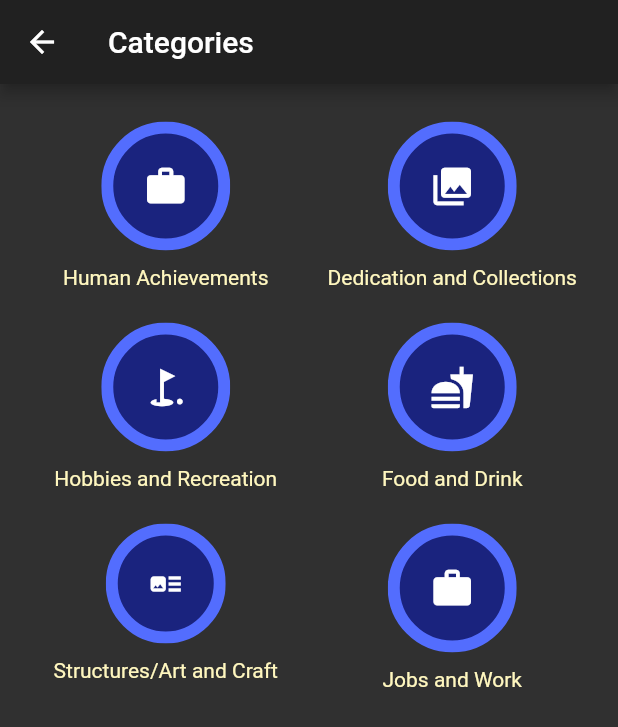
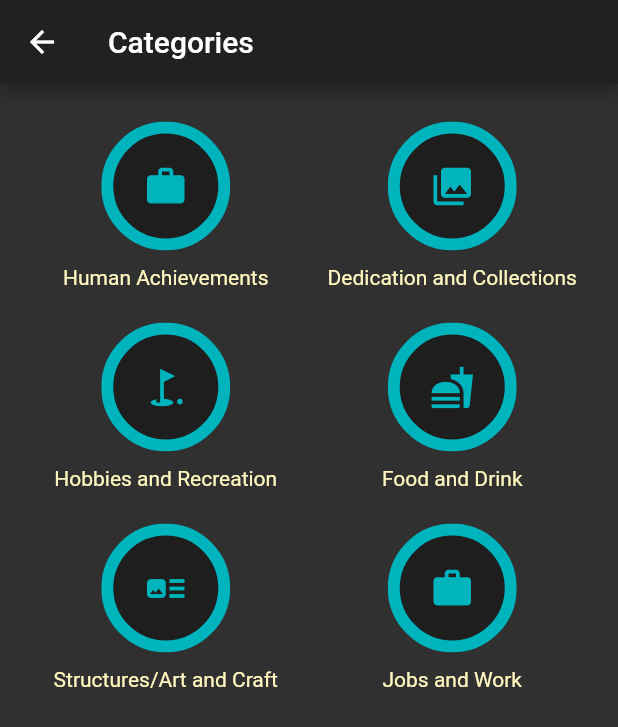
Before and after one commit to HarrisonScarfone/kent_hacks_app, a Flutter app: the CategoriesOverviewScreen screen opened by its route, on a phone screen of 412 x 824 dp. Shown: the top 727 px of the screen. Run offline on Flutter 3.47's test engine with Material 2 defaults, Android fonts, the light colour scheme and no system bars; our stand-ins replace cloud_firestore, shared_preferences; accounts and stored records are empty; Roboto replaces fonts that are missing (legenddeca); statements that could not run were skipped.

Commit message:
Better Screens

```diff
--- a/lib/main.dart
+++ b/lib/main.dart
@@ -28,12 +28,11 @@ class _MyAppState extends State<MyApp> {
         ),
       ),
       routes: {
-        '/': (ctx) => MainMenuScreen(),
+        '/': (ctx) => PastFailureScreen(),
           ComparisonScreen.routeName: (ctx) => ComparisonScreen(),
           ProfileScreen.routeName: (ctx) => ProfileScreen(),
           PastFailureScreen.routeName: (ctx) => PastFailureScreen(),
           CategoriesOverviewScreen.routeName: (ctx) => CategoriesOverviewScreen(),
-          ComparisonScreen.routeName: (ctx) => ComparisonScreen(),
         },
     );
   }
--- a/lib/screens/categories_overview_screen.dart
+++ b/lib/screens/categories_overview_screen.dart
@@ -24,7 +24,7 @@ class CategoriesOverviewScreen extends StatelessWidget {
             icon: Icon(
               Icons.work,
               size: 30,
-              color: Colors.white,
+              color: Color(0xFF00B4BD),
             ),
           ),
           CategoryGridViewCircle(
@@ -33,7 +33,7 @@ class CategoriesOverviewScreen extends StatelessWidget {
               icon: Icon(
                 Icons.collections,
                 size: 30,
-                color: Colors.white,
+                color: Color(0xFF00B4BD),
               )),
           CategoryGridViewCircle(
             title: 'Hobbies and Recreation',
@@ -41,7 +41,7 @@ class CategoriesOverviewScreen extends StatelessWidget {
             icon: Icon(
               Icons.golf_course,
               size: 30,
-              color: Colors.white,
+              color: Color(0xFF00B4BD),
             ),
           ),
           CategoryGridViewCircle(
@@ -50,13 +50,17 @@ class CategoriesOverviewScreen extends StatelessWidget {
             icon: Icon(
               Icons.fastfood,
               size: 30,
-              color: Colors.white,
+              color: Color(0xFF00B4BD),
             ),
           ),
           CategoryGridViewCircle(
             title: 'Structures/Art and Craft',
             function: goToComparison,
-            icon: Icon(Icons.art_track),
+            icon: Icon(
+              Icons.art_track,
+              size: 30,
+              color: Color(0xFF00B4BD),
+            ),
           ),
           CategoryGridViewCircle(
             title: 'Jobs and Work',
@@ -64,7 +68,7 @@ class CategoriesOverviewScreen extends StatelessWidget {
             icon: Icon(
               Icons.work,
               size: 30,
-              color: Colors.white,
+              color: Color(0xFF00B4BD),
             ),
           ),
         ],
--- a/lib/screens/comparison_screen.dart
+++ b/lib/screens/comparison_screen.dart
@@ -86,7 +86,7 @@ class _ComparisonScreenState extends State<ComparisonScreen> {
                           alignment: Alignment.center,
                           child: Text(
                               'SKIP',
-                              style: TextStyle(fontSize: 25, color: Color(0xFF1E1E1F), fontFamily: 'rockwell', letterSpacing: 5)
+                              style: TextStyle(fontSize: 25, color: Color(0xFF1E1E1F), fontFamily: 'legenddeca', letterSpacing: 5)
                           ),
                         ),
                       ),
@@ -104,7 +104,7 @@ class _ComparisonScreenState extends State<ComparisonScreen> {
                           alignment: Alignment.center,
                           child: Text(
                               'SUBMIT',
-                              style: TextStyle(fontSize: 25, color: Color(0xFF1E1E1F), fontFamily: 'rockwell', letterSpacing: 5)
+                              style: TextStyle(fontSize: 25, color: Color(0xFF1E1E1F), fontFamily: 'legenddeca', letterSpacing: 5)
                           ),
                         ),
                       ),
--- a/lib/screens/profile_screen.dart
+++ b/lib/screens/profile_screen.dart
@@ -12,6 +12,10 @@ class ProfileScreen extends StatelessWidget {
 
     void goToPastFailures(){
       Navigator.of(context).pushNamed(PastFailureScreen.routeName);
+    }
+
+    void incrementRecords() {
+      records++;
     }
 
     return Scaffold(
--- a/lib/widgets/category_grid_view_circle.dart
+++ b/lib/widgets/category_grid_view_circle.dart
@@ -11,7 +11,7 @@ class CategoryGridViewCircle extends StatelessWidget {
 //    Navigator.of(ctx).pushNamed(
 //      CategoryListViewScreen.routeName,
 //      arguments: {
-//
+//R
 //      },
 //    );
 //  }
@@ -23,8 +23,8 @@ class CategoryGridViewCircle extends StatelessWidget {
         Material(
           child: Ink(
             decoration: BoxDecoration(
-              border: Border.all(color: Colors.indigoAccent, width: 8.0),
-              color: Colors.indigo[900],
+              border: Border.all(color: Color(0xFF00B4BD), width: 8.0),
+              color: Color(0xFF1E1E1F),
               shape: BoxShape.circle,
             ),
             child: InkWell(
```
Also changed, not shown: lib/screens/past_failures_screen.dart (+31 -9 lines), lib/widgets/failure_views.dart (added, +49 -0 lines).
